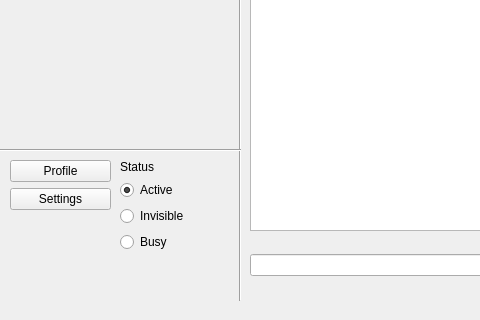
Qt form Project Implementation/Messaging App Codebase/forms/mainwindow.ui (Hannah-Ashna/Messaging-Application) before a commit; both pictures show x 0 to 480 and y 400 to 720 of the 1280 by 720 pixel window.
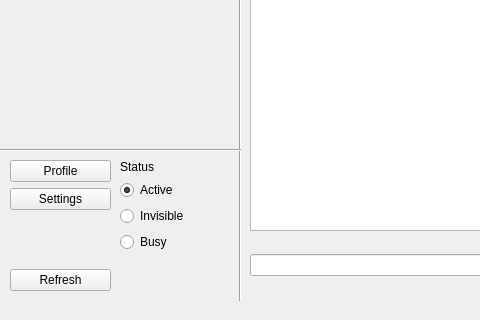
The same form after that commit. The open tabs and pages were chosen to show the change.

Patch:
```diff
--- a/Project Implementation/Messaging App Codebase/forms/mainwindow.ui
+++ b/Project Implementation/Messaging App Codebase/forms/mainwindow.ui
@@ -258,6 +258,13 @@
          </property>
         </spacer>
        </item>
+       <item>
+        <widget class="QPushButton" name="refreshButton">
+         <property name="text">
+          <string>Refresh</string>
+         </property>
+        </widget>
+       </item>
       </layout>
      </widget>
      <widget class="Line" name="line">
```
Left out of the diff: 2 changed lines with no effect on the pictures.
